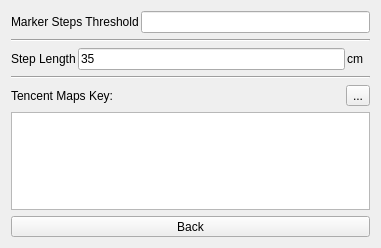
Old version of the form src/Exercise/StepsOptions.ui in the repository ic005k/Knot.
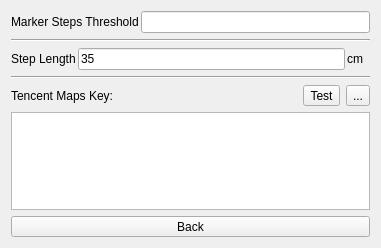
New version of the form.

```diff
--- a/src/Exercise/StepsOptions.ui
+++ b/src/Exercise/StepsOptions.ui
@@ -144,6 +144,13 @@
           </property>
          </spacer>
         </item>
+        <item>
+         <widget class="QToolButton" name="btnTestKey">
+          <property name="text">
+           <string>Test</string>
+          </property>
+         </widget>
+        </item>
         <item>
          <widget class="QToolButton" name="btnWeb">
           <property name="text">
```
Left out of the diff: 6 changed lines with no effect on the pictures.
